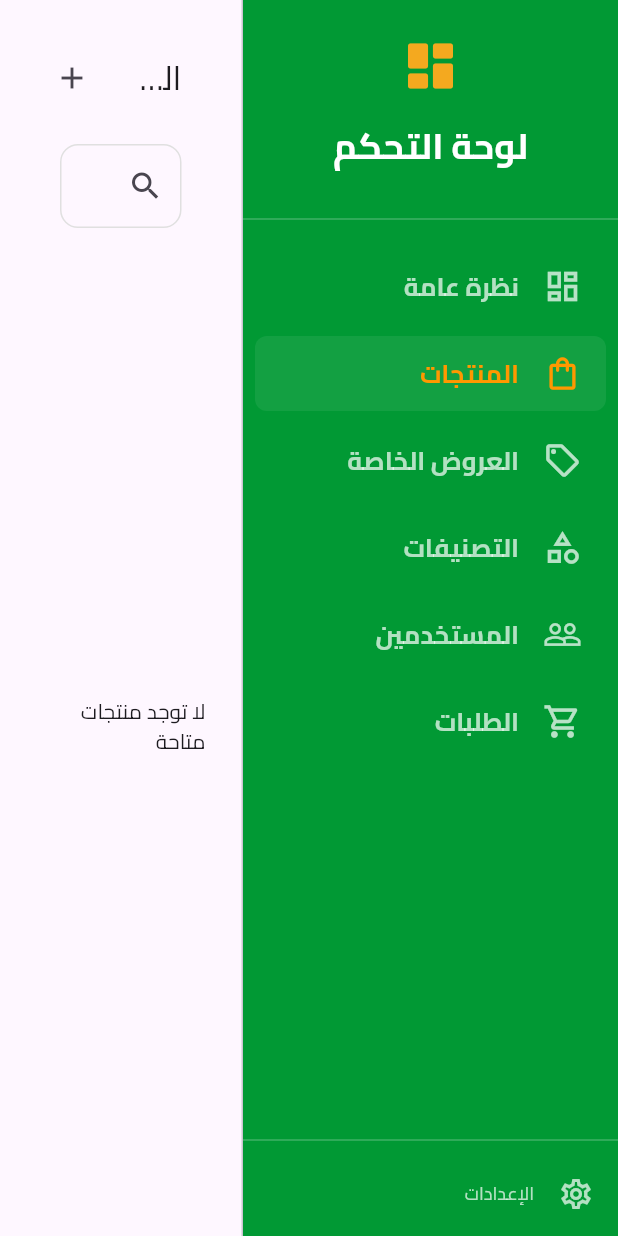
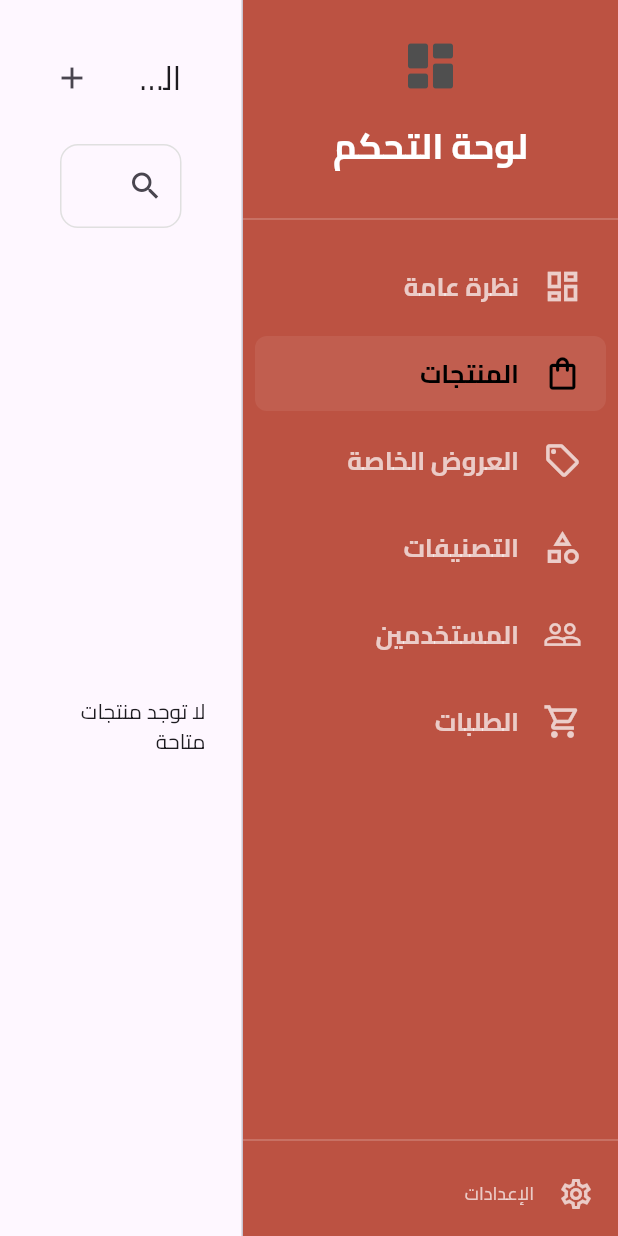
Before and after one commit to AbdulrhmanM0hamed/Web_Dashboard_Supabase, a Flutter app: the screen it shows after launch, after a tap on "المنتجات", on a phone screen of 412 x 824 dp. Run offline on Flutter 3.47's test engine with Material 3 defaults, Android fonts, the phone set to English and light mode, and no system bars; our stand-ins replace equatable, flutter_bloc, get_it, image_picker, pdf, printing and 1 more; missing offline and left inert: dart:html; accounts and stored records are empty; network calls fail.

Commit message:
refactor some thing

```diff
--- a/lib/core/constants/colors.dart
+++ b/lib/core/constants/colors.dart
@@ -4,10 +4,10 @@ import 'package:flutter/material.dart';
 class TColors{
 TColors._();
 // App Basic Colors
-static const Color primary = Color(0xff019934);
+static const Color primary = Color(0xffBC5242);
 static const Color primaryDark = Color.fromARGB(255, 55, 112, 51);
 
-static const Color secondary = Color (0xFFF4A91F);
+static const Color secondary = Color (0xFF4F4F4F);
 static const Color pound = Color.fromARGB(255, 238, 185, 10);
 static const Color kilo = Color.fromARGB(255, 216, 188, 97);
 
--- a/lib/dashboard/presentation/view/widgets/dashboard_card_widget.dart
+++ b/lib/dashboard/presentation/view/widgets/dashboard_card_widget.dart
@@ -10,34 +10,56 @@ class DashboardCard extends StatelessWidget {
 
   @override
   Widget build(BuildContext context) {
-    return   Card(
+    return LayoutBuilder(
+      builder: (context, constraints) {
+        // Calculate responsive sizes
+        double iconSize = constraints.maxWidth * 0.2;  // 20% of card width
+        double titleFontSize = constraints.maxWidth * 0.09;  // 9% of card width
+        double valueFontSize = constraints.maxWidth * 0.12;  // 12% of card width
+
+        // Set minimum and maximum sizes
+        iconSize = iconSize.clamp(30.0, 50.0);
+        titleFontSize = titleFontSize.clamp(14.0, 20.0);
+        valueFontSize = valueFontSize.clamp(18.0, 28.0);
+
+        return Card(
           elevation: 3,
           child: Padding(
-        padding: const EdgeInsets.all(20),
+            padding: EdgeInsets.all(constraints.maxWidth * 0.08),  // Responsive padding
             child: Column(
               mainAxisAlignment: MainAxisAlignment.center,
               children: [
-            Icon(icon, size: 40, color: color),
-            const SizedBox(height: 12),
+                Icon(icon, size: iconSize, color: color),
+                SizedBox(height: constraints.maxHeight * 0.08),
                 Text(
                   title,
-              style: const TextStyle(
-                fontSize: 18,
+                  style: TextStyle(
+                    fontSize: titleFontSize,
                     fontWeight: FontWeight.w500,
                   ),
+                  textAlign: TextAlign.center,
+                  overflow: TextOverflow.ellipsis,
                 ),
-            const SizedBox(height: 8),
+                SizedBox(height: constraints.maxHeight * 0.06),
                 Text(
                   value,
                   style: TextStyle(
-                fontSize: 24,
+                    fontSize: valueFontSize,
                     fontWeight: FontWeight.bold,
                     color: color,
                   ),
+                  textAlign: TextAlign.center,
+                  overflow: TextOverflow.ellipsis,
                 ),
               ],
             ),
           ),
         );
+      },
+    );
   }
+
+
+
+
 }
--- a/lib/dashboard/presentation/view/widgets/dashboard_content.dart
+++ b/lib/dashboard/presentation/view/widgets/dashboard_content.dart
@@ -38,11 +38,32 @@ class _DashboardContenetState extends State<DashboardContenet> {
         }
 
         if (state is DashboardLoaded) {
+          return LayoutBuilder(
+            builder: (context, constraints) {
+              int crossAxisCount;
+              double childAspectRatio;
+
+              // Responsive breakpoints
+              if (constraints.maxWidth < 600) {
+                crossAxisCount = 1;
+                childAspectRatio = 1.5;
+              } else if (constraints.maxWidth < 900) {
+                crossAxisCount = 2;
+                childAspectRatio = 1.3;
+              } else if (constraints.maxWidth < 1200) {
+                crossAxisCount = 3;
+                childAspectRatio = 1.4;
+              } else {
+                crossAxisCount = 4;
+                childAspectRatio = 1.5;
+              }
+
               return GridView.count(
-            crossAxisCount: 4,
+                crossAxisCount: crossAxisCount,
                 crossAxisSpacing: 24,
                 mainAxisSpacing: 24,
-            childAspectRatio: 1.5,
+                childAspectRatio: childAspectRatio,
+                padding: const EdgeInsets.all(24),
                 children: [
                   DashboardCard(
                     icon: Icons.shopping_bag,
@@ -70,6 +91,8 @@ class _DashboardContenetState extends State<DashboardContenet> {
                   ),
                   MostSoldProductCard(),
                 ],
+              );
+            },
           );
         }
 
--- a/lib/dashboard/presentation/view/widgets/menu_item_widget.dart
+++ b/lib/dashboard/presentation/view/widgets/menu_item_widget.dart
@@ -1,4 +1,5 @@
 import 'package:flutter/material.dart';
+import 'package:supabase_dashboard/core/constants/colors.dart';
 import 'package:supabase_dashboard/core/constants/font_manger.dart';
 import 'package:supabase_dashboard/core/constants/styles_manger.dart';
 
@@ -35,7 +36,7 @@ class MenuItemWidget extends StatelessWidget {
             children: [
               Icon(
                 icon,
-                color: isSelected ? Colors.orange : const Color.fromARGB(183, 255, 255, 255),
+                color: isSelected ? TColors.black : const Color.fromARGB(183, 255, 255, 255),
                 size: 26,
               ),
               const SizedBox(width: 16),
@@ -44,7 +45,7 @@ class MenuItemWidget extends StatelessWidget {
                 style: getBoldStyle(
                   fontSize: 17,
                   fontFamily: FontConstant.cairo,
-                  color: isSelected ? Colors.orange : Colors.white70,
+                  color: isSelected ? TColors.black : Colors.white70,
                 ),
               ),
             ],
```
Also changed, not shown: lib/dashboard/presentation/view/products/products_view.dart (+12 -8 lines), lib/dashboard/presentation/view/special_offers/add_special_offer_view.dart (+47 -46 lines), lib/dashboard/presentation/view/special_offers/special_offers_view.dart (+23 -11 lines). Lines whose indentation alone changed are shown as unchanged.
